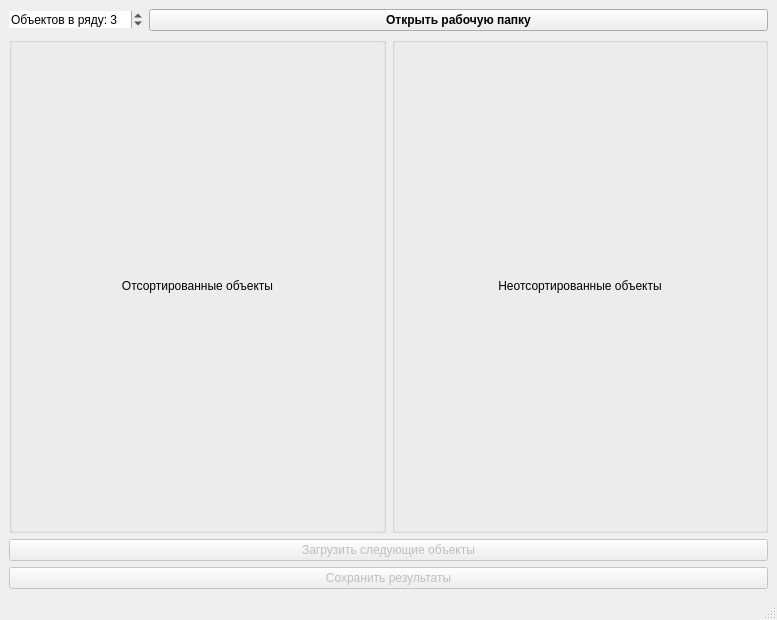
The window that uuid_maker/MainWindow.ui (Yrij-Zhavoronkov/WintreistsPractice) describes before a commit, drawn with Qt 5.
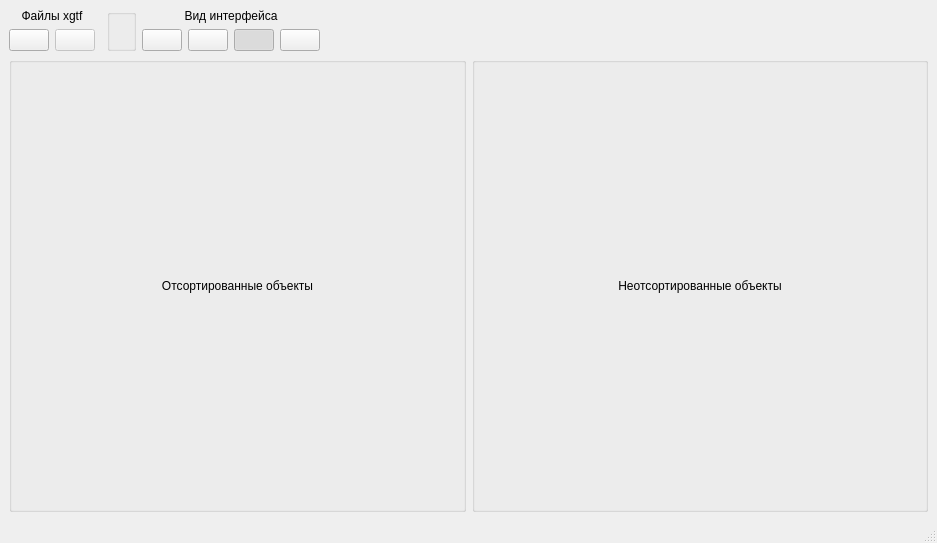
The same window after the commit. Icons and pictures are not drawn.

Commit message: thread optimization, fix exit, GUI buttons.

Diff of the .ui file:
```diff
--- a/uuid_maker/MainWindow.ui
+++ b/uuid_maker/MainWindow.ui
@@ -6,8 +6,8 @@
    <rect>
     <x>0</x>
     <y>0</y>
-    <width>777</width>
-    <height>620</height>
+    <width>937</width>
+    <height>543</height>
    </rect>
   </property>
   <property name="windowTitle">
@@ -18,64 +18,259 @@
     <item>
      <layout class="QHBoxLayout" name="horizontalLayout">
       <item>
-       <widget class="QSpinBox" name="spinBox_ejectedObjects_in_row">
-        <property name="sizePolicy">
-         <sizepolicy hsizetype="Maximum" vsizetype="Fixed">
-          <horstretch>0</horstretch>
-          <verstretch>0</verstretch>
-         </sizepolicy>
+       <layout class="QVBoxLayout" name="verticalLayout_4">
+        <item>
+         <widget class="QLabel" name="label_6">
+          <property name="sizePolicy">
+           <sizepolicy hsizetype="Preferred" vsizetype="Maximum">
+            <horstretch>0</horstretch>
+            <verstretch>0</verstretch>
+           </sizepolicy>
+          </property>
+          <property name="text">
+           <string>Файлы xgtf</string>
+          </property>
+          <property name="alignment">
+           <set>Qt::AlignCenter</set>
+          </property>
+         </widget>
+        </item>
+        <item>
+         <layout class="QHBoxLayout" name="horizontalLayout_4">
+          <item>
+           <widget class="QPushButton" name="pushButton_open_xgtf_files_and_load">
+            <property name="font">
+             <font>
+              <weight>75</weight>
+              <bold>true</bold>
+             </font>
+            </property>
+            <property name="toolTip">
+             <string>Открыть папку с файлами xgtf</string>
+            </property>
+            <property name="layoutDirection">
+             <enum>Qt::LeftToRight</enum>
+            </property>
+            <property name="autoFillBackground">
+             <bool>false</bool>
+            </property>
+            <property name="text">
+             <string/>
+            </property>
+            <property name="icon">
+             <iconset resource="resources_file.qrc">
+              <normaloff>:/Images/resources/open_files.svg</normaloff>:/Images/resources/open_files.svg</iconset>
+            </property>
+            <property name="iconSize">
+             <size>
+              <width>32</width>
+              <height>32</height>
+             </size>
+            </property>
+           </widget>
+          </item>
+          <item>
+           <widget class="QPushButton" name="pushButton_save_results">
+            <property name="enabled">
+             <bool>false</bool>
+            </property>
+            <property name="toolTip">
+             <string>Сохранить результаты</string>
+            </property>
+            <property name="text">
+             <string/>
+            </property>
+            <property name="icon">
+             <iconset resource="resources_file.qrc">
+              <normaloff>:/Images/resources/save_files.svg</normaloff>:/Images/resources/save_files.svg</iconset>
+            </property>
+            <property name="iconSize">
+             <size>
+              <width>32</width>
+              <height>32</height>
+             </size>
+            </property>
+           </widget>
+          </item>
+         </layout>
+        </item>
+       </layout>
+      </item>
+      <item>
+       <widget class="QFrame" name="frame">
+        <property name="frameShape">
+         <enum>QFrame::StyledPanel</enum>
         </property>
-        <property name="autoFillBackground">
-         <bool>true</bool>
+        <property name="frameShadow">
+         <enum>QFrame::Raised</enum>
         </property>
-        <property name="frame">
-         <bool>false</bool>
+       </widget>
+      </item>
+      <item>
+       <widget class="QGroupBox" name="groupBox_3">
+        <property name="title">
+         <string/>
         </property>
-        <property name="buttonSymbols">
-         <enum>QAbstractSpinBox::UpDownArrows</enum>
-        </property>
-        <property name="prefix">
-         <string>Объектов в ряду: </string>
-        </property>
-        <property name="minimum">
-         <number>1</number>
-        </property>
-        <property name="maximum">
-         <number>10</number>
-        </property>
-        <property name="value">
-         <number>3</number>
-        </property>
        </widget>
       </item>
       <item>
-       <widget class="QPushButton" name="pushButton_open_xgtf_files_and_load">
-        <property name="font">
-         <font>
-          <weight>75</weight>
-          <bold>true</bold>
-         </font>
+       <layout class="QVBoxLayout" name="verticalLayout_6">
+        <item>
+         <widget class="QLabel" name="label_4">
+          <property name="sizePolicy">
+           <sizepolicy hsizetype="Minimum" vsizetype="Maximum">
+            <horstretch>0</horstretch>
+            <verstretch>0</verstretch>
+           </sizepolicy>
+          </property>
+          <property name="text">
+           <string>Вид интерфейса</string>
+          </property>
+          <property name="alignment">
+           <set>Qt::AlignCenter</set>
+          </property>
+         </widget>
+        </item>
+        <item>
+         <layout class="QHBoxLayout" name="horizontalLayout_3">
+          <property name="sizeConstraint">
+           <enum>QLayout::SetMaximumSize</enum>
+          </property>
+          <item>
+           <widget class="QPushButton" name="pushButton_set_1">
+            <property name="sizePolicy">
+             <sizepolicy hsizetype="Maximum" vsizetype="Maximum">
+              <horstretch>0</horstretch>
+              <verstretch>0</verstretch>
+             </sizepolicy>
+            </property>
+            <property name="toolTip">
+             <string>Устанавливает один столбец объектов</string>
+            </property>
+            <property name="text">
+             <string/>
+            </property>
+            <property name="icon">
+             <iconset resource="resources_file.qrc">
+              <normaloff>:/Images/resources/1x1.bmp</normaloff>:/Images/resources/1x1.bmp</iconset>
+            </property>
+            <property name="iconSize">
+             <size>
+              <width>32</width>
+              <height>32</height>
+             </size>
+            </property>
+            <property name="checkable">
+             <bool>true</bool>
+            </property>
+           </widget>
+          </item>
+          <item>
+           <widget class="QPushButton" name="pushButton_set_2">
+            <property name="sizePolicy">
+             <sizepolicy hsizetype="Maximum" vsizetype="Maximum">
+              <horstretch>0</horstretch>
+              <verstretch>0</verstretch>
+             </sizepolicy>
+            </property>
+            <property name="toolTip">
+             <string>Устанавливает два столбеца объектов</string>
+            </property>
+            <property name="text">
+             <string/>
+            </property>
+            <property name="icon">
+             <iconset resource="resources_file.qrc">
+              <normaloff>:/Images/resources/2x2.bmp</normaloff>:/Images/resources/2x2.bmp</iconset>
+            </property>
+            <property name="iconSize">
+             <size>
+              <width>32</width>
+              <height>32</height>
+             </size>
+            </property>
+            <property name="checkable">
+             <bool>true</bool>
+            </property>
+           </widget>
+          </item>
+          <item>
+           <widget class="QPushButton" name="pushButton_set_3">
+            <property name="sizePolicy">
+             <sizepolicy hsizetype="Maximum" vsizetype="Maximum">
+              <horstretch>0</horstretch>
+              <verstretch>0</verstretch>
+             </sizepolicy>
+            </property>
+            <property name="toolTip">
+             <string>Устанавливает три столбеца объектов</string>
+            </property>
+            <property name="text">
+             <string/>
+            </property>
+            <property name="icon">
+             <iconset resource="resources_file.qrc">
+              <normaloff>:/Images/resources/3x3.bmp</normaloff>:/Images/resources/3x3.bmp</iconset>
+            </property>
+            <property name="iconSize">
+             <size>
+              <width>32</width>
+              <height>32</height>
+             </size>
+            </property>
+            <property name="checkable">
+             <bool>true</bool>
+            </property>
+            <property name="checked">
+             <bool>true</bool>
+            </property>
+           </widget>
+          </item>
+          <item>
+           <widget class="QPushButton" name="pushButton_set_4">
+            <property name="sizePolicy">
+             <sizepolicy hsizetype="Maximum" vsizetype="Maximum">
+              <horstretch>0</horstretch>
+              <verstretch>0</verstretch>
+             </sizepolicy>
+            </property>
+            <property name="toolTip">
+             <string>Устанавливает четыре столбец объектов</string>
+            </property>
+            <property name="text">
+             <string/>
+            </property>
+            <property name="icon">
+             <iconset resource="resources_file.qrc">
+              <normaloff>:/Images/resources/4x4.bmp</normaloff>:/Images/resources/4x4.bmp</iconset>
+            </property>
+            <property name="iconSize">
+             <size>
+              <width>32</width>
+              <height>32</height>
+             </size>
+            </property>
+            <property name="checkable">
+             <bool>true</bool>
+            </property>
+           </widget>
+          </item>
+         </layout>
+        </item>
+       </layout>
+      </item>
+      <item>
+       <spacer name="horizontalSpacer">
+        <property name="orientation">
+         <enum>Qt::Horizontal</enum>
         </property>
-        <property name="layoutDirection">
-         <enum>Qt::LeftToRight</enum>
-        </property>
-        <property name="autoFillBackground">
-         <bool>false</bool>
-        </property>
-        <property name="text">
-         <string>Открыть рабочую папку</string>
-        </property>
-        <property name="icon">
-         <iconset resource="resources_file.qrc">
-          <normaloff>:/Images/1420666496.svg</normaloff>:/Images/1420666496.svg</iconset>
-        </property>
-        <property name="iconSize">
+        <property name="sizeHint" stdset="0">
          <size>
-          <width>32</width>
-          <height>32</height>
+          <width>40</width>
+          <height>20</height>
          </size>
         </property>
-       </widget>
+       </spacer>
       </item>
      </layout>
     </item>
@@ -137,26 +332,6 @@
       </item>
      </layout>
     </item>
-    <item>
-     <widget class="QPushButton" name="pushButton_load_next_objects">
-      <property name="enabled">
-       <bool>false</bool>
-      </property>
-      <property name="text">
-       <string>Загрузить следующие объекты</string>
-      </property>
-     </widget>
-    </item>
-    <item>
-     <widget class="QPushButton" name="pushButton_save_results">
-      <property name="enabled">
-       <bool>false</bool>
-      </property>
-      <property name="text">
-       <string>Сохранить результаты</string>
-      </property>
-     </widget>
-    </item>
    </layout>
   </widget>
   <widget class="QMenuBar" name="menubar">
```
Left out of the diff: 2 changed lines with no effect on the pictures. The commit also changes 16 other files.
